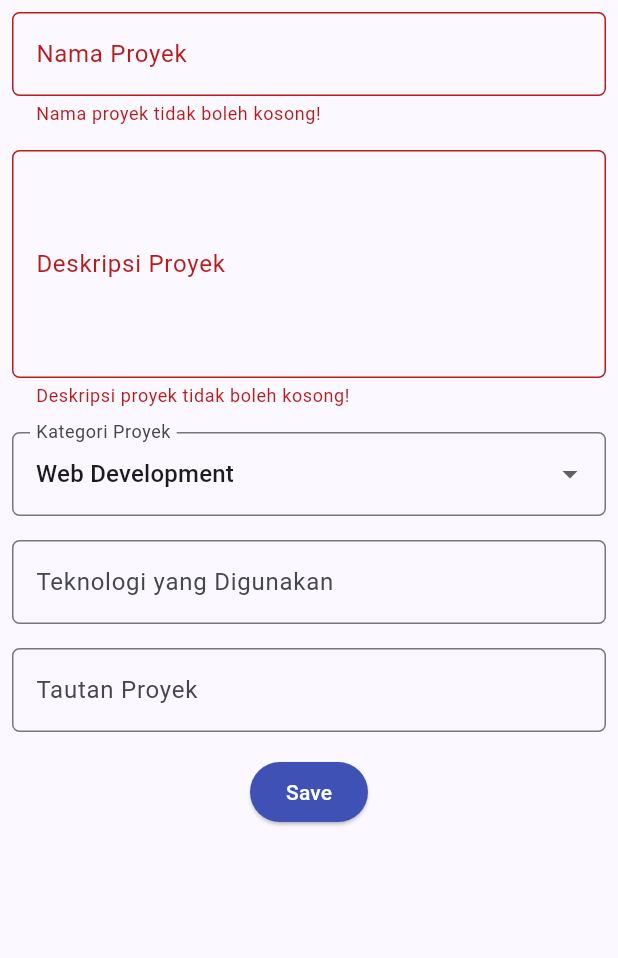
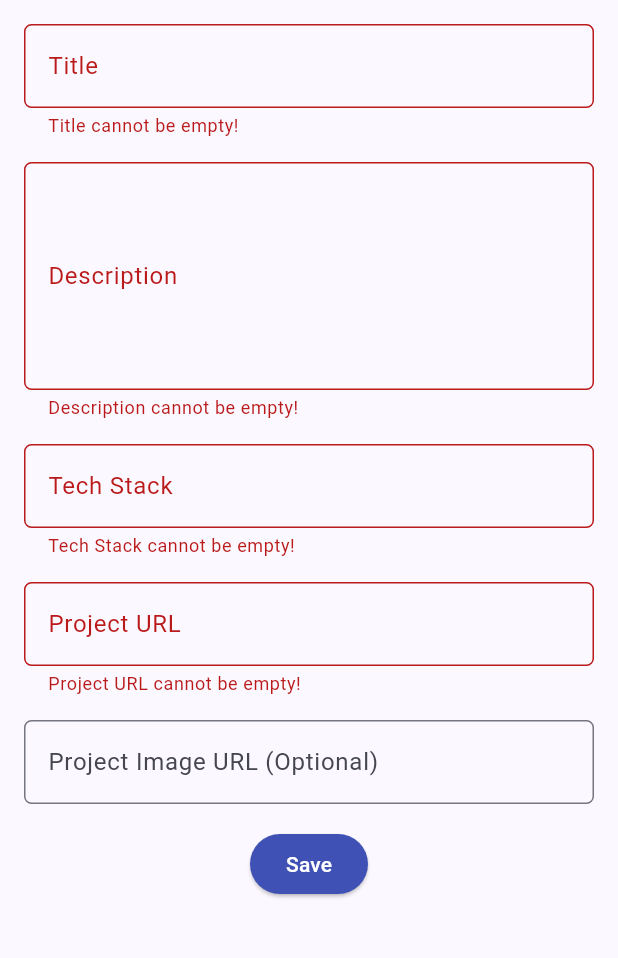
Before and after one commit to davemesakh/myportofolio_mobile, a Flutter app: the ProjectFormPage screen opened directly, after a tap on "Save", on a phone screen of 412 x 824 dp, the part 84-1042 px from its top. Run offline on Flutter 3.47's test engine with Material 3 defaults, Android fonts, the phone set to English and light mode, and no system bars; our stand-ins replace material_ui; generated files the repository leaves out were written again.

Commit message:
feat: protect add-project flow with token auth

```diff
--- a/lib/screens/project_form.dart
+++ b/lib/screens/project_form.dart
@@ -1,5 +1,10 @@
 import 'package:material_ui/material_ui.dart';
+import 'package:myportofolio_mobile/models/project.dart';
+import 'package:myportofolio_mobile/services/api_client.dart';
+import 'package:myportofolio_mobile/services/auth_state.dart';
+import 'package:myportofolio_mobile/widgets/auth_guard.dart';
 import 'package:myportofolio_mobile/widgets/left_drawer.dart';
+import 'package:provider/provider.dart';
 
 class ProjectFormPage extends StatefulWidget {
   const ProjectFormPage({super.key});
@@ -10,18 +15,117 @@ class ProjectFormPage extends StatefulWidget {
 
 class _ProjectFormPageState extends State<ProjectFormPage> {
   final _formKey = GlobalKey<FormState>();
-  String _projectName = "";
-  String _description = "";
-  String _category = "Web Development"; // default
-  String _technologies = "";
-  String _projectLink = "";
-  final List<String> _categories = [
-    'Web Development',
-    'Mobile Development',
-    'Machine Learning',
-    'Data Science',
-    'Other',
-  ];
+
+  String _title = '';
+  String _description = '';
+  String _techStack = '';
+  String _projectUrl = '';
+  String _projectImageUrl = '';
+  bool _isSubmitting = false;
+
+  bool _isValidHttpUrl(String value) {
+    final uri = Uri.tryParse(value.trim());
+    return uri != null &&
+        (uri.scheme == 'http' || uri.scheme == 'https') &&
+        uri.host.isNotEmpty;
+  }
+
+  Future<void> _submit() async {
+    if (!_formKey.currentState!.validate()) return;
+
+    final ok = await ensureLoggedIn(context);
+    if (!ok || !mounted) return;
+
+    final token = context.read<AuthState>().token;
+    if (token == null) return;
+
+    final newProject = Project(
+      title: _title.trim(),
+      description: _description.trim(),
+      techStack: _techStack.trim(),
+      projectUrl: _projectUrl.trim(),
+      projectImageUrl: _projectImageUrl.trim(),
+    );
+
+    setState(() {
+      _isSubmitting = true;
+    });
+
+    try {
+      final created = await context.read<ApiClient>().createProject(
+        newProject,
+        token: token,
+      );
+      if (!mounted) return;
+
+      await showDialog<void>(
+        context: context,
+        builder: (dialogContext) {
+          return AlertDialog(
+            title: const Text('Project Created'),
+            content: SingleChildScrollView(
+              child: Column(
+                crossAxisAlignment: CrossAxisAlignment.start,
+                mainAxisSize: MainAxisSize.min,
+                children: [
+                  Text('Title: ${created.title}'),
+                  Text('Description: ${created.description}'),
+                  Text('Tech Stack: ${created.techStack}'),
+                  Text('Project URL: ${created.projectUrl}'),
+                  if (created.projectImageUrl.isNotEmpty)
+                    Text('Project Image URL: ${created.projectImageUrl}'),
+                ],
+              ),
+            ),
+            actions: [
+              TextButton(
+                onPressed: () => Navigator.pop(dialogContext),
+                child: const Text('OK'),
+              ),
+            ],
+          );
+        },
+      );
+      if (!mounted) return;
+
+      _formKey.currentState!.reset();
+      setState(() {
+        _title = '';
+        _description = '';
+        _techStack = '';
+        _projectUrl = '';
+        _projectImageUrl = '';
+      });
+    } on ApiException catch (e) {
+      if (!mounted) return;
+      if (e.statusCode == 401) {
+        await context.read<AuthState>().logout();
+        if (!mounted) return;
+        ScaffoldMessenger.of(context)
+          ..hideCurrentSnackBar()
+          ..showSnackBar(
+            const SnackBar(
+              content: Text('Session expired. Please log in again.'),
+            ),
+          );
+        await ensureLoggedIn(context);
+      } else {
+        ScaffoldMessenger.of(context)
+          ..hideCurrentSnackBar()
+          ..showSnackBar(
+            SnackBar(
+              content: Text('Failed to create project (HTTP ${e.statusCode})'),
+            ),
+          );
+      }
+    } finally {
+      if (mounted) {
+        setState(() {
+          _isSubmitting = false;
+        });
+      }
+    }
+  }
 
   @override
   Widget build(BuildContext context) {
@@ -35,121 +139,114 @@ class _ProjectFormPageState extends State<ProjectFormPage> {
       body: Form(
         key: _formKey,
         child: SingleChildScrollView(
+          padding: const EdgeInsets.all(8.0),
           child: Column(
             crossAxisAlignment: CrossAxisAlignment.start,
             children: [
-              // === Project Name ===
               Padding(
                 padding: const EdgeInsets.all(8.0),
                 child: TextFormField(
                   decoration: InputDecoration(
-                    hintText: "Nama Proyek",
-                    labelText: "Nama Proyek",
+                    hintText: 'Project Title',
+                    labelText: 'Title',
                     border: OutlineInputBorder(
                       borderRadius: BorderRadius.circular(5.0),
                     ),
                   ),
-                  onChanged: (String? value) {
-                    setState(() {
-                      _projectName = value!;
-                    });
-                  },
-                  validator: (String? value) {
+                  onChanged: (value) => _title = value,
+                  validator: (value) {
                     if (value == null || value.trim().isEmpty) {
-                      return "Nama proyek tidak boleh kosong!";
+                      return 'Title cannot be empty!';
                     }
                     return null;
                   },
                 ),
               ),
-              // === Description ===
               Padding(
                 padding: const EdgeInsets.all(8.0),
                 child: TextFormField(
                   maxLines: 5,
                   decoration: InputDecoration(
-                    hintText: "Deskripsi Proyek",
-                    labelText: "Deskripsi Proyek",
+                    hintText: 'Project Description',
+                    labelText: 'Description',
                     border: OutlineInputBorder(
                       borderRadius: BorderRadius.circular(5.0),
                     ),
                   ),
-                  onChanged: (String? value) {
-                    setState(() {
-                      _description = value!;
-                    });
-                  },
-                  validator: (String? value) {
+                  onChanged: (value) => _description = value,
+                  validator: (value) {
                     if (value == null || value.trim().isEmpty) {
-                      return "Deskripsi proyek tidak boleh kosong!";
+                      return 'Description cannot be empty!';
                     }
                     return null;
                   },
                 ),
               ),
-              // === Category ===
               Padding(
                 padding: const EdgeInsets.all(8.0),
-                child: DropdownButtonFormField<String>(
+                child: TextFormField(
                   decoration: InputDecoration(
-                    labelText: "Kategori Proyek",
+                    hintText: 'e.g., Flutter, Django, PostgreSQL',
+                    labelText: 'Tech Stack',
                     border: OutlineInputBorder(
                       borderRadius: BorderRadius.circular(5.0),
                     ),
                   ),
-                  initialValue: _category,
-                  items: _categories
-                      .map(
-                        (category) => DropdownMenuItem(
-                          value: category,
-                          child: Text(category),
-                        ),
-                      )
-                      .toList(),
-                  onChanged: (String? newValue) {
-                    setState(() {
-                      _category = newValue!;
-                    });
+                  onChanged: (value) => _techStack = value,
+                  validator: (value) {
+                    if (value == null || value.trim().isEmpty) {
+                      return 'Tech Stack cannot be empty!';
+                    }
+                    return null;
                   },
                 ),
               ),
-              // === Technologies ===
               Padding(
                 padding: const EdgeInsets.all(8.0),
                 child: TextFormField(
+                  keyboardType: TextInputType.url,
                   decoration: InputDecoration(
-                    hintText: "Contoh: Flutter, Django, Figma",
-                    labelText: "Teknologi yang Digunakan",
+                    hintText: 'https://github.com/username/project',
+                    labelText: 'Project URL',
                     border: OutlineInputBorder(
                       borderRadius: BorderRadius.circular(5.0),
                     ),
                   ),
-                  onChanged: (String? value) {
-                    setState(() {
-                      _technologies = value!;
-                    });
+                  onChanged: (value) => _projectUrl = value,
+                  validator: (value) {
+                    if (value == null || value.trim().isEmpty) {
+                      return 'Project URL cannot be empty!';
+                    }
+                    if (!_isValidHttpUrl(value)) {
+                      return 'Enter a valid http:// or https:// URL!';
+                    }
+                    return null;
                   },
                 ),
               ),
-              // === Project Link ===
               Padding(
                 padding: const EdgeInsets.all(8.0),
                 child: TextFormField(
+                  keyboardType: TextInputType.url,
                   decoration: InputDecoration(
-                    hintText: "URL Proyek (opsional)",
-                    labelText: "Tautan Proyek",
+                    hintText: 'https://example.com/image.png (optional)',
+                    labelText: 'Project Image URL (Optional)',
                     border: OutlineInputBorder(
                       borderRadius: BorderRadius.circular(5.0),
                     ),
                   ),
-                  onChanged: (String? value) {
-                    setState(() {
-                      _projectLink = value!;
-                    });
+                  onChanged: (value) => _projectImageUrl = value,
+                  validator: (value) {
+                    if (value == null || value.trim().isEmpty) {
+                      return null;
+                    }
+                    if (!_isValidHttpUrl(value)) {
+                      return 'Enter a valid http:// or https:// image URL!';
+                    }
+                    return null;
                   },
                 ),
               ),
-              // === Tombol Simpan ===
               Align(
                 alignment: Alignment.bottomCenter,
                 child: Padding(
@@ -157,44 +254,19 @@ class _ProjectFormPageState extends State<ProjectFormPage> {
                   child: ElevatedButton(
                     style: ButtonStyle(
                       backgroundColor: WidgetStateProperty.all(Colors.indigo),
+                      foregroundColor: WidgetStateProperty.all(Colors.white),
                     ),
-                    onPressed: () {
-                      if (_formKey.currentState!.validate()) {
-                        showDialog(
-                          context: context,
-                          builder: (context) {
-                            return AlertDialog(
-                              title: const Text('Proyek berhasil ditambahkan!'),
-                              content: SingleChildScrollView(
-                                child: Column(
-                                  crossAxisAlignment: CrossAxisAlignment.start,
-                                  children: [
-                                    Text('Nama Proyek: $_projectName'),
-                                    Text('Deskripsi: $_description'),
-                                    Text('Kategori: $_category'),
-                                    Text('Teknologi: $_technologies'),
-                                    Text('Tautan: $_projectLink'),
-                                  ],
-                                ),
-                              ),
-                              actions: [
-                                TextButton(
-                                  child: const Text('OK'),
-                                  onPressed: () {
-                                    Navigator.pop(context);
-                                    _formKey.currentState!.reset();
-                                  },
-                                ),
-                              ],
-                            );
-                          },
-                        );
-                      }
-                    },
-                    child: const Text(
-                      "Save",
-                      style: TextStyle(color: Colors.white),
-                    ),
+                    onPressed: _isSubmitting ? null : _submit,
+                    child: _isSubmitting
+                        ? const SizedBox(
+                            height: 20,
+                            width: 20,
+                            child: CircularProgressIndicator(
+                              strokeWidth: 2,
+                              color: Colors.white,
+                            ),
+                          )
+                        : const Text('Save'),
                   ),
                 ),
               ),
--- a/lib/widgets/left_drawer.dart
+++ b/lib/widgets/left_drawer.dart
@@ -1,14 +1,20 @@
 import 'package:material_ui/material_ui.dart';
+import 'package:myportofolio_mobile/screens/experience_form.dart';
+import 'package:myportofolio_mobile/screens/login_screen.dart';
 import 'package:myportofolio_mobile/screens/menu.dart';
 import 'package:myportofolio_mobile/screens/project_form.dart';
 import 'package:myportofolio_mobile/screens/project_list_screen.dart';
-import 'package:myportofolio_mobile/screens/experience_form.dart';
+import 'package:myportofolio_mobile/services/auth_state.dart';
+import 'package:myportofolio_mobile/widgets/auth_guard.dart';
+import 'package:provider/provider.dart';
 
 class LeftDrawer extends StatelessWidget {
   const LeftDrawer({super.key});
 
   @override
   Widget build(BuildContext context) {
+    final isLoggedIn = context.watch<AuthState>().isLoggedIn;
+
     return Drawer(
       child: ListView(
         children: [
@@ -60,8 +66,10 @@ class LeftDrawer extends StatelessWidget {
           ListTile(
             leading: const Icon(Icons.add_circle_outline),
             title: const Text('Add Project'),
-            // Navigasi ke halaman tambah proyek
-            onTap: () {
+            // Navigasi ke halaman tambah proyek (dilindungi autentikasi)
+            onTap: () async {
+              final ok = await ensureLoggedIn(context);
+              if (!ok || !context.mounted) return;
               Navigator.pushReplacement(
                 context,
                 MaterialPageRoute(
@@ -83,6 +91,33 @@ class LeftDrawer extends StatelessWidget {
               );
             },
           ),
+          const Divider(),
+          if (!isLoggedIn)
+            ListTile(
+              leading: const Icon(Icons.login),
+              title: const Text('Login'),
+              onTap: () {
+                Navigator.push(
+                  context,
+                  MaterialPageRoute(builder: (context) => const LoginScreen()),
+                );
+              },
+            )
+          else
+            ListTile(
+              leading: const Icon(Icons.logout),
+              title: const Text('Logout'),
+              onTap: () async {
+                await context.read<AuthState>().logout();
+                if (!context.mounted) return;
+                Navigator.pop(context);
+                ScaffoldMessenger.of(context)
+                  ..hideCurrentSnackBar()
+                  ..showSnackBar(
+                    const SnackBar(content: Text('Logged out successfully.')),
+                  );
+              },
+            ),
         ],
       ),
     );
```
Also changed, not shown: lib/widgets/project_card.dart (+30 -6 lines).
